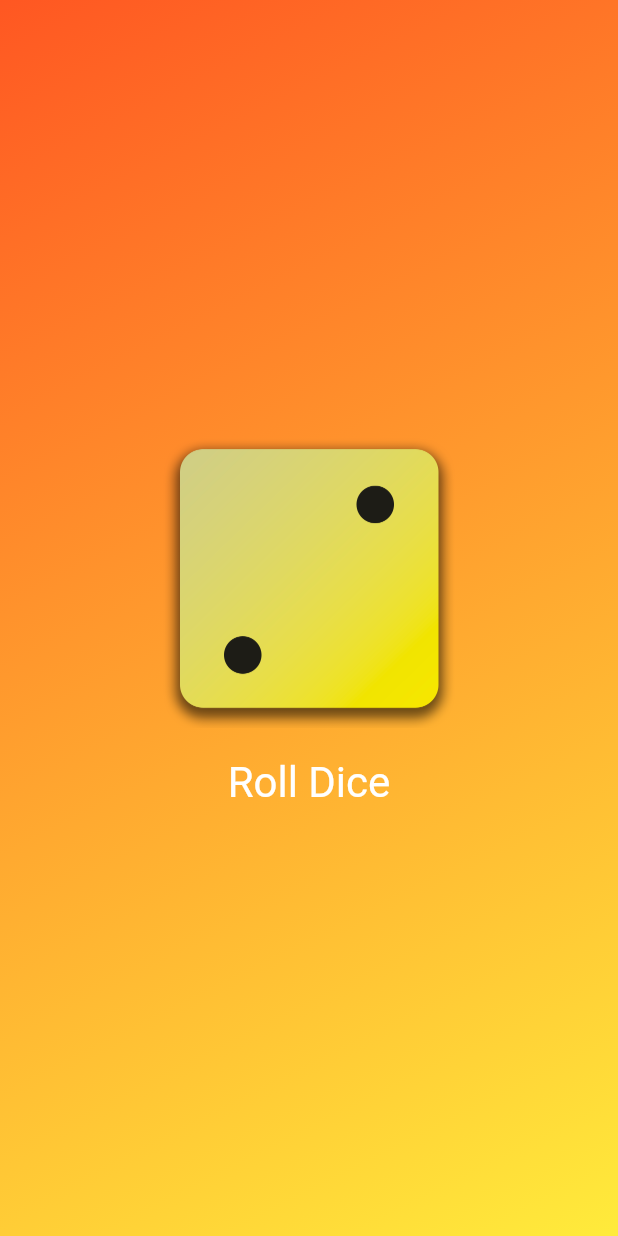
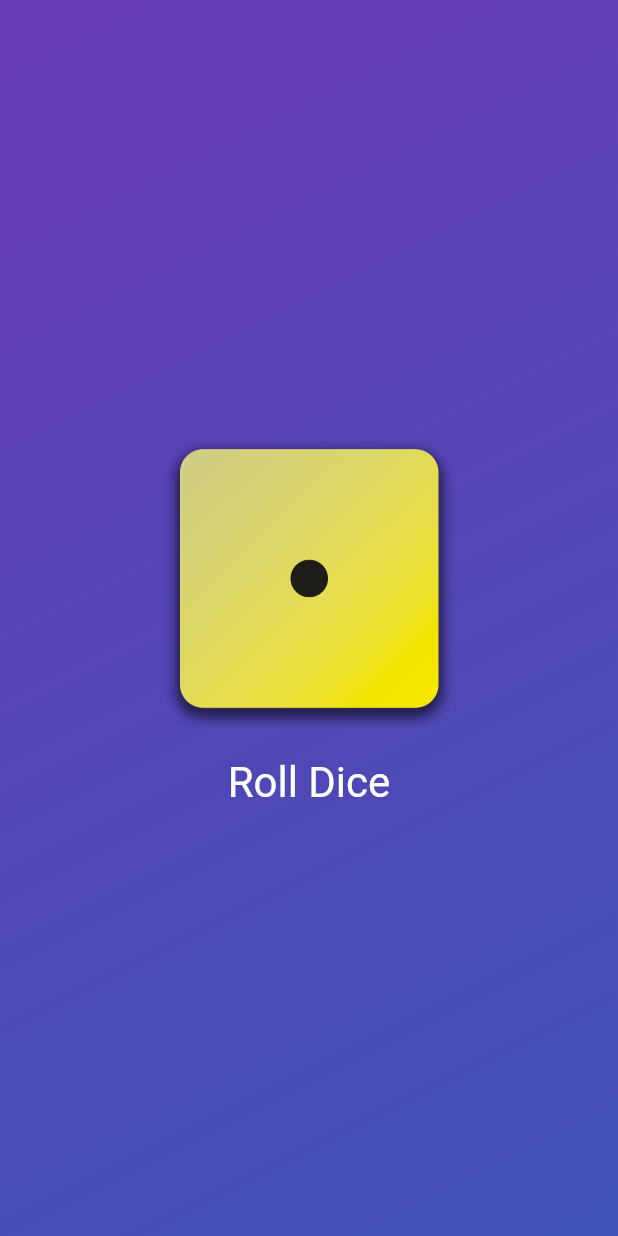
Before and after one commit to dabingch/flutter, a Flutter app: the screen it shows after launch, after a tap on "Roll Dice", on a phone screen of 412 x 824 dp. Run offline on Flutter 3.47's test engine with Material 2 defaults, Android fonts, the phone set to English and light mode, and no system bars.

Commit message:
Added stateful and dice roll

```diff
--- /dev/null
+++ b/lib/dice_roller.dart
@@ -0,0 +1,44 @@
+import 'dart:math';
+
+import 'package:flutter/material.dart';
+
+final randomizer = Random();
+
+class DiceRoller extends StatefulWidget {
+  const DiceRoller({super.key});
+
+  @override
+  State<DiceRoller> createState() {
+    return _DiceRollerState();
+  }
+}
+
+class _DiceRollerState extends State<DiceRoller> {
+  var currentDiceRoll = 2;
+
+  void rollDice() {
+    setState(() {
+      currentDiceRoll = randomizer.nextInt(5) + 1;
+    });
+  }
+
+  @override
+  Widget build(context) {
+    return Column(
+        // mainAxisAlignment: MainAxisAlignment.center,
+        mainAxisSize: MainAxisSize.min,
+        children: [
+          Image.asset('assets/images/dice-$currentDiceRoll.png', width: 200),
+          // * padding approach one
+          // const SizedBox(height: 20),
+          TextButton(
+              onPressed: rollDice,
+              style: TextButton.styleFrom(
+                  // * padding approach two
+                  padding: const EdgeInsets.only(top: 20),
+                  foregroundColor: Colors.white,
+                  textStyle: const TextStyle(fontSize: 28)),
+              child: const Text('Roll Dice'))
+        ]);
+  }
+}
--- a/lib/gradient_container.dart
+++ b/lib/gradient_container.dart
@@ -1,49 +1,36 @@
 import 'package:flutter/material.dart';
 
-import 'package:first_app/styled_text.dart';
+import 'package:first_app/dice_roller.dart';
 
 const startAlignment = Alignment.topLeft;
 const endAlignment = Alignment.bottomRight;
 
 class GradientContainer extends StatelessWidget {
-  const GradientContainer({super.key, required this.colors});
+  // GradientContainer({super.key, required this.colors});
+  const GradientContainer(this.color1, this.color2, {super.key});
 
   // * Multi constructor
-  // const GradientContainer.purple({super.key})
-  //     : color1 = Colors.deepPurple,
-  //       color2 = Colors.indigo;
+  const GradientContainer.purple({super.key})
+      : color1 = Colors.deepPurple,
+        color2 = Colors.indigo;
 
-  final List<Color> colors;
-
-  void rollDice() {}
+  // final List<Color> colors;
+  final Color color1;
+  final Color color2;
 
   @override
   Widget build(context) {
     return Container(
       decoration: BoxDecoration(
         gradient: LinearGradient(
-          colors: colors,
+          // colors: colors,
+          colors: [color1, color2],
           begin: startAlignment,
           end: endAlignment,
         ),
       ),
-      child: Center(
-        child: Column(
-            // mainAxisAlignment: MainAxisAlignment.center,
-            mainAxisSize: MainAxisSize.min,
-            children: [
-              Image.asset('assets/images/dice-2.png', width: 200),
-              // * padding approach one
-              // const SizedBox(height: 20),
-              TextButton(
-                  onPressed: rollDice,
-                  style: TextButton.styleFrom(
-                      // * padding approach two
-                      padding: const EdgeInsets.only(top: 20),
-                      foregroundColor: Colors.white,
-                      textStyle: const TextStyle(fontSize: 28)),
-                  child: const Text('Roll Dice'))
-            ]),
+      child: const Center(
+        child: DiceRoller(),
       ),
     );
   }
--- a/lib/main.dart
+++ b/lib/main.dart
@@ -5,9 +5,10 @@ import 'package:first_app/gradient_container.dart';
 void main() {
   runApp(const MaterialApp(
     home: Scaffold(
-      body: GradientContainer(
-        colors: [Colors.deepOrange, Colors.yellow],
-      ),
+      // body: GradientContainer(
+      //   colors: [Colors.deepOrange, Colors.yellow],
+      // ),
+      body: GradientContainer.purple(),
     ),
   ));
 }
```
